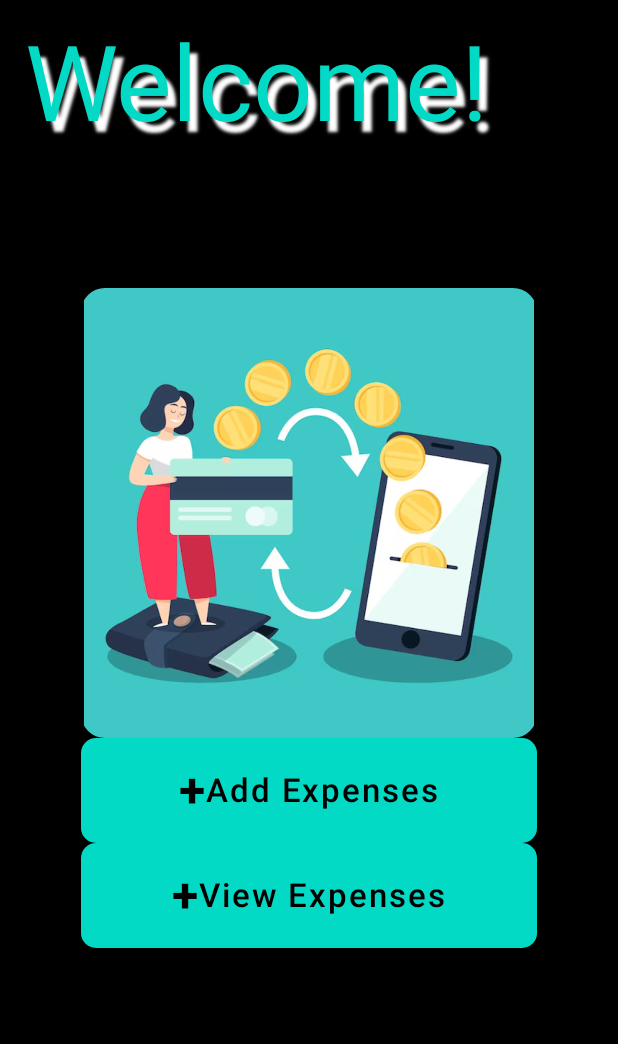
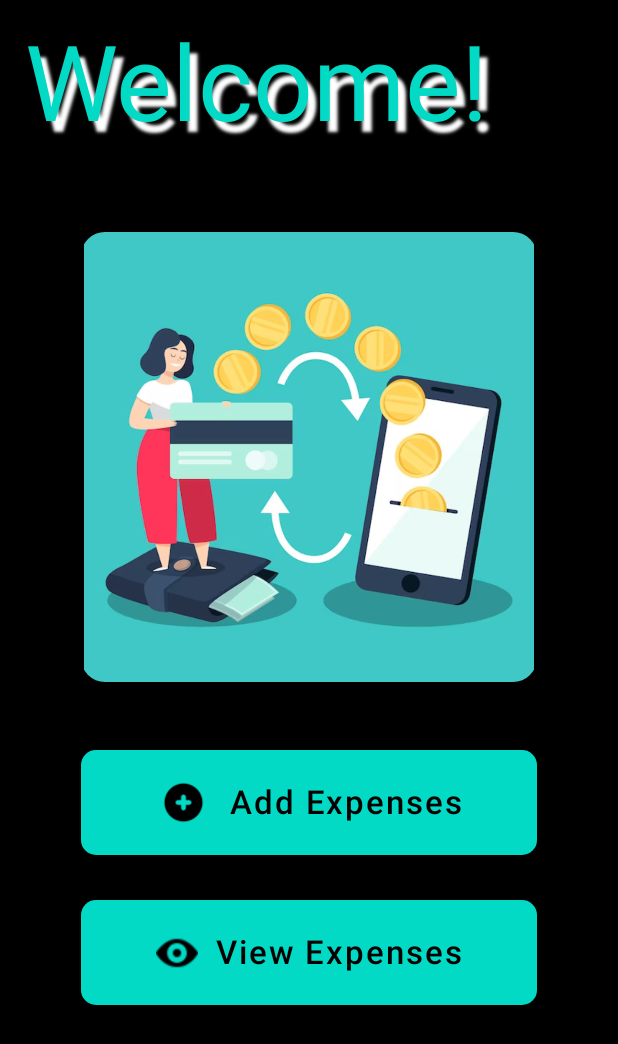
Before and after one commit to Thais-sss/Expense-Tracker, an Android app built with Jetpack Compose: the screen it shows after launch (MainActivity), on a phone screen of 412 x 824 dp. Shown: the top 1044 px of the screen. Run offline under Robolectric (Android 15) with nearby library versions, the phone set to English and light mode, and no system bars; our stand-ins replace Firebase (no records; nobody signed in at launch, a user with empty details on screens opened directly).

Commit message:
Adding eye icon.

```diff
--- a/app/src/main/java/com/example/expensetracker/ViewExpensesScreen.kt
+++ b/app/src/main/java/com/example/expensetracker/ViewExpensesScreen.kt
@@ -114,7 +114,7 @@ fun ViewExpensesScreen(
                             painter = painterResource(id = R.drawable.dele), // Replace with your custom image
                             contentDescription = "Delete Expense",
                             modifier = Modifier
-                                .size(24.dp)
+                                .size(45.dp)
                                 .padding(8.dp)
                                 .clickable { onDeleteClick(expense) } // Add click listener
                         )
--- a/app/src/main/java/com/example/expensetracker/WelcomeScreen.kt
+++ b/app/src/main/java/com/example/expensetracker/WelcomeScreen.kt
@@ -61,16 +61,19 @@ fun WelcomeScreen(onAddExpensesClick: () -> Unit, onViewExpensesClick: () -> Uni
                         .height(300.dp) // Adjust the height as needed
                         .clip(RoundedCornerShape(16.dp)) // Apply rounded corners
                 )
+                Spacer(modifier = Modifier.height(45.dp)) // Add a vertical space between the image and the button
                 ButtonWithIcon(
                     onClick = { onAddExpensesClick() },
-                    icon = "plus",
+                    icon = "add",
                     buttonText = "Add Expenses"
                 )
+                Spacer(modifier = Modifier.height(30.dp)) // Add a vertical space between the buttons
                 ButtonWithIcon(
                     onClick = { onViewExpensesClick() },
-                    icon = "plus", // Replace with the actual eye icon resource ID
+                    icon = "eye", // Replace with the actual eye icon resource ID
                     buttonText = "View Expenses"
                 )
+                //Spacer(modifier = Modifier.height(5.dp)) // Add a vertical space between the buttons
             }
         }
     }
@@ -106,17 +109,25 @@ fun ButtonWithIcon(
                     )
                     //pacer(modifier = Modifier.width(8.dp))
 
-                } else if (it is ImageVector) {
-                    Icon(
-                        imageVector = it,
+                } else if (it is String && it == "add") {
+                    // Replace "add" with the actual name of your image in the drawable folder
+                    Image(
+                        painter = painterResource(id = R.drawable.add),
                         contentDescription = null,
                         modifier = Modifier
-                            .size(32.dp)
+                            .size(50.dp)
                             .padding(end = 12.dp)
                     )
                     //Spacer(modifier = Modifier.height(35.dp)) // Adjust the spacing here
-                } else if (it is String && it == "plus") {
-                    Text("+", color = Color.Black, fontSize = 32.sp, fontWeight = FontWeight.Bold)
+                } else if (it is String && it == "eye") {
+                    // Replace "eye" with the actual name of your image in the drawable folder
+                    Image(
+                        painter = painterResource(id = R.drawable.eye),
+                        contentDescription = null,
+                        modifier = Modifier
+                            .size(40.dp)
+                            .padding(end = 12.dp)
+                    )
                 }
             }
             Text(buttonText, color = Color.Black, fontSize = 22.sp)
```
Also changed, not shown: app/src/main/res/drawable/add.png (added), app/src/main/res/drawable/eye.jpeg (deleted), app/src/main/res/drawable/eye.png (added).
